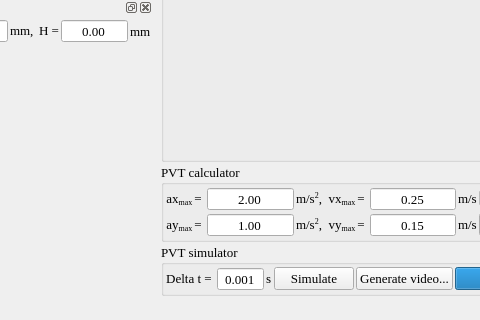
Old version of the form cpp/pvtapp/pvtapp.ui in the repository TWANG006/pvt-scheduler; both pictures show x 197 to 677 and y 566 to 886 of the 1230 by 886 pixel window.
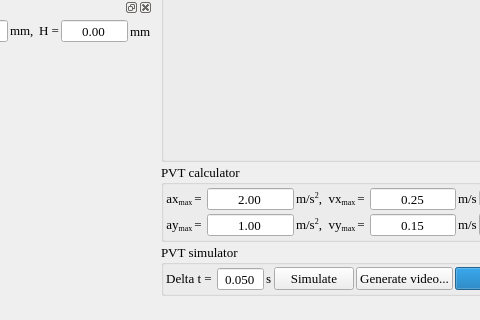
New version of the form. Icons and pictures are not drawn. Custom widgets are drawn as their Qt base class.

```diff
--- a/cpp/pvtapp/pvtapp.ui
+++ b/cpp/pvtapp/pvtapp.ui
@@ -378,7 +378,7 @@
           <set>Qt::AlignCenter</set>
          </property>
          <property name="readOnly">
-          <bool>true</bool>
+          <bool>false</bool>
          </property>
          <property name="buttonSymbols">
           <enum>QAbstractSpinBox::NoButtons</enum>
@@ -393,7 +393,7 @@
           <double>0.001000000000000</double>
          </property>
          <property name="value">
-          <double>0.001000000000000</double>
+          <double>0.050000000000000</double>
          </property>
         </widget>
        </item>
```
